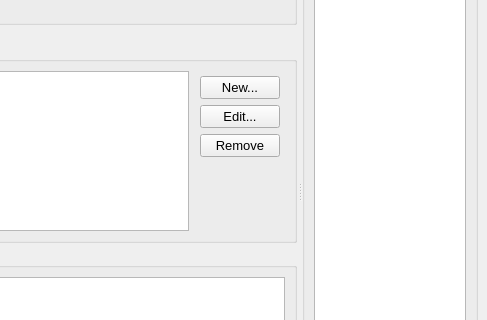
Qt form vkconfig/mainwindow.ui (LunarG/VulkanTools) before a commit; both pictures show x 537 to 1024 and y 139 to 459 of the 1024 by 640 pixel window.
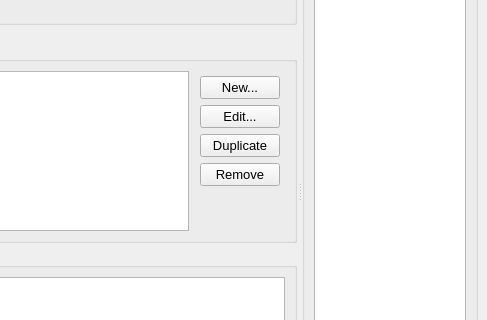
The same form after that commit.

What changed in the file:
```diff
--- a/vkconfig/mainwindow.ui
+++ b/vkconfig/mainwindow.ui
@@ -345,6 +345,13 @@
                   </property>
                  </widget>
                 </item>
+                <item>
+                 <widget class="QPushButton" name="push_button_duplicate">
+                  <property name="text">
+                   <string>Duplicate</string>
+                  </property>
+                 </widget>
+                </item>
                 <item>
                  <widget class="QPushButton" name="push_button_remove">
                   <property name="sizePolicy">
```
